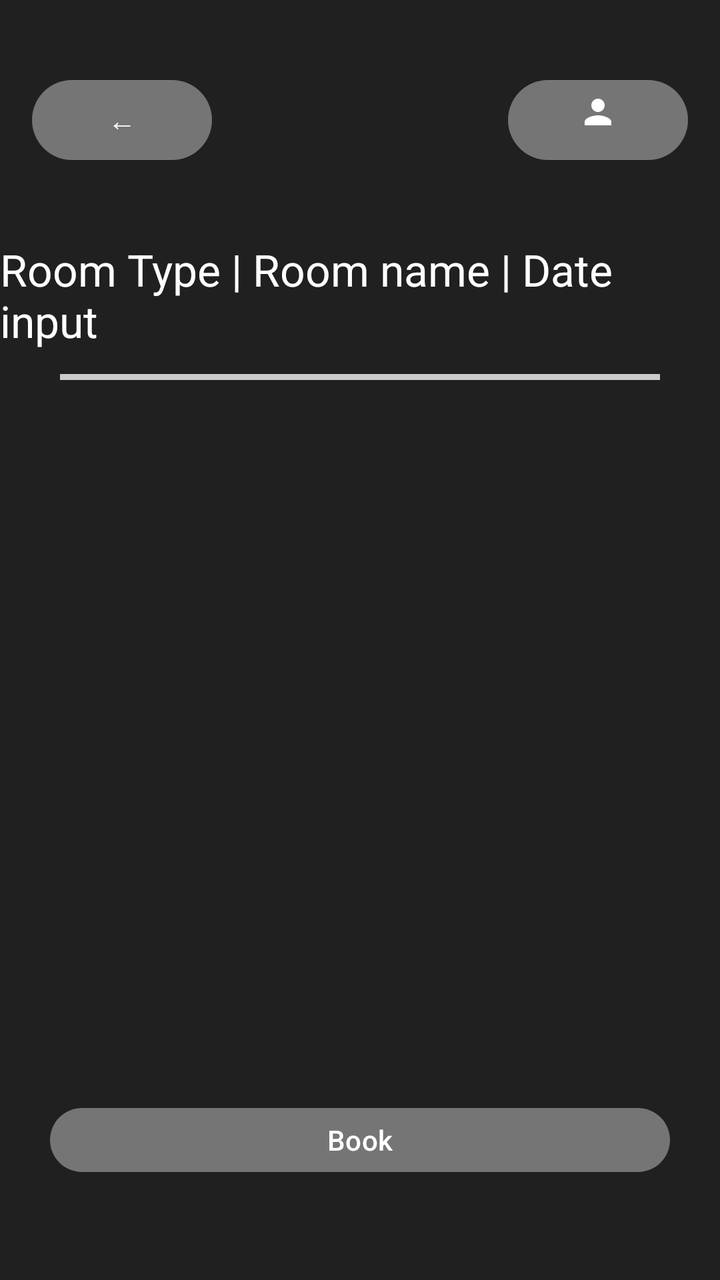
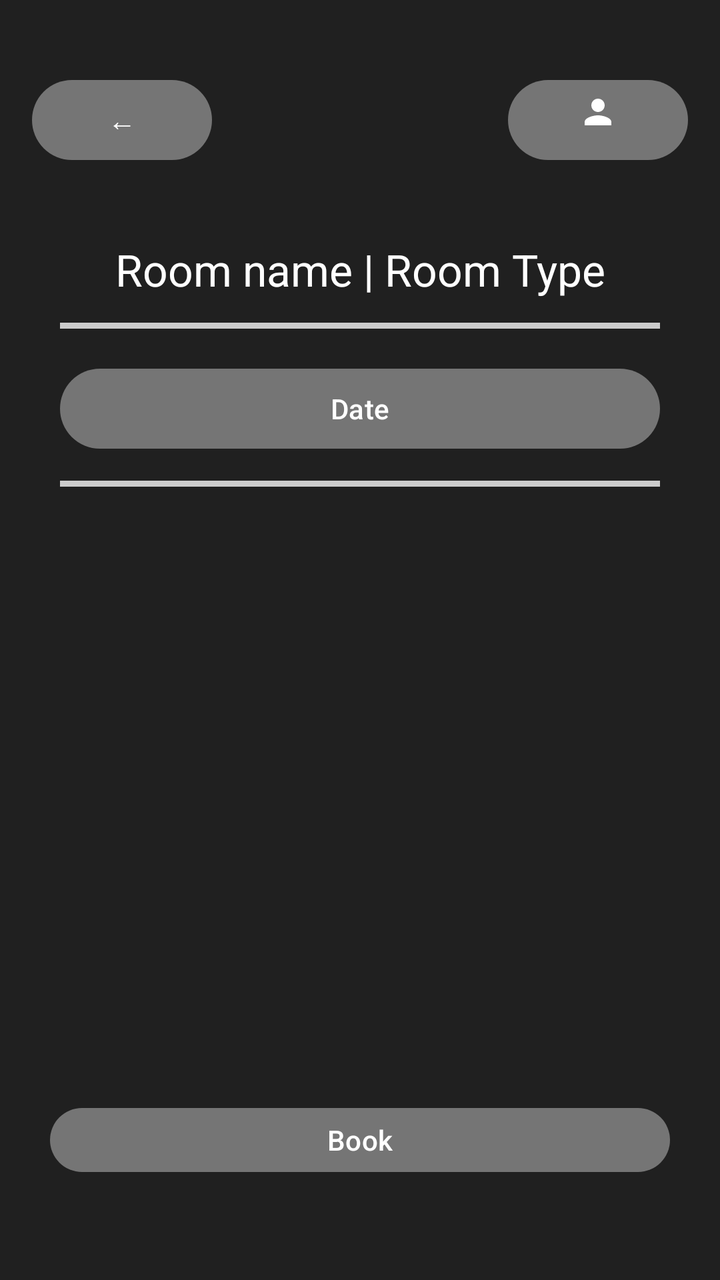

Screens rendered from an Android XML layout before and after an edit, with the pre-edit source and the edit as a unified diff.
<!-- AndroidManifest.xml: application theme Theme.RoomBookingApplication -->
<!-- res/layout/emp_03_room.xml -->
<?xml version="1.0" encoding="utf-8"?>
<androidx.constraintlayout.widget.ConstraintLayout xmlns:android="http://schemas.android.com/apk/res/android"
    xmlns:app="http://schemas.android.com/apk/res-auto"
    xmlns:tools="http://schemas.android.com/tools"
    android:id="@+id/main"
    android:layout_width="match_parent"
    android:layout_height="match_parent"
    android:background="#202020"
    tools:context=".MainActivity">

    <com.google.android.material.button.MaterialButton
        android:id="@+id/btnBack"
        android:layout_width="90dp"
        android:layout_height="48dp"
        android:layout_marginStart="16dp"
        android:layout_marginTop="36dp"
        android:text="←"
        android:textAllCaps="false"
        app:backgroundTint="#757575"
        app:cornerRadius="20dp"
        app:layout_constraintStart_toStartOf="parent"
        app:layout_constraintTop_toTopOf="parent" />

    <com.google.android.material.button.MaterialButton
        android:id="@+id/btnAccount"
        android:layout_width="90dp"
        android:layout_height="48dp"
        android:layout_marginEnd="16dp"
        android:layout_marginTop="36dp"
        android:contextClickable="false"
        android:textAllCaps="false"
        app:backgroundTint="#757575"
        app:cornerRadius="20dp"
        app:layout_constraintEnd_toEndOf="parent"
        app:layout_constraintTop_toTopOf="parent"

        app:icon="@drawable/baseline_person_24"
        app:iconGravity="textTop"
        app:iconSize="20dp" />

    <TextView
        android:id="@+id/textView"
        android:layout_width="wrap_content"
        android:layout_height="wrap_content"
        android:layout_marginTop="36dp"
        android:text="Room Type | Room name | Date input"
        android:textAppearance="@style/TextAppearance.AppCompat.Large"
        android:textColor="#FFFFFf"
        app:layout_constraintEnd_toEndOf="parent"
        app:layout_constraintStart_toStartOf="parent"
        app:layout_constraintTop_toBottomOf="@id/btnBack" />


    <com.google.android.material.divider.MaterialDivider
        android:id="@+id/titleDivider"
        android:layout_width="300dp"
        android:layout_height="3dp"
        android:layout_marginTop="12dp"
        app:dividerColor="#CCCCCC"
        app:layout_constraintEnd_toEndOf="parent"
        app:layout_constraintStart_toStartOf="parent"
        app:layout_constraintTop_toBottomOf="@id/textView" />

    <com.google.android.material.button.MaterialButton
        android:id="@+id/btnBook"
        android:layout_width="310dp"
        android:layout_height="40dp"
        android:layout_weight="1"
        android:contextClickable="false"
        android:text="Book"
        android:textAllCaps="false"
        app:backgroundTint="#757575"
        app:cornerRadius="20dp"
        app:layout_constraintBottom_toBottomOf="parent"
        app:layout_constraintEnd_toEndOf="parent"
        app:layout_constraintStart_toStartOf="parent"
        android:layout_marginBottom="50dp"

        />


</androidx.constraintlayout.widget.ConstraintLayout>
<!-- resources referenced by this layout -->
<resources>
  <!-- drawable baseline_person_24 (drawable) -->
  <vector xmlns:android="http://schemas.android.com/apk/res/android" android:height="24dp" android:tint="#000000" android:viewportHeight="24" android:viewportWidth="24" android:width="24dp">
        
      <path android:fillColor="@android:color/white" android:pathData="M12,12c2.21,0 4,-1.79 4,-4s-1.79,-4 -4,-4 -4,1.79 -4,4 1.79,4 4,4zM12,14c-2.67,0 -8,1.34 -8,4v2h16v-2c0,-2.66 -5.33,-4 -8,-4z"/>
      
  </vector>
  <style name="Theme.RoomBookingApplication" parent="Base.Theme.RoomBookingApplication" />
  <style name="Base.Theme.RoomBookingApplication" parent="Theme.Material3.DayNight.NoActionBar">
          
          
      </style>
</resources>

<!-- the commit's change to res/layout/emp_03_room.xml (unified diff, before → after) -->
@@ -43,13 +43,26 @@
         android:layout_width="wrap_content"
         android:layout_height="wrap_content"
         android:layout_marginTop="36dp"
-        android:text="Room Type | Room name | Date input"
+        android:text="Room name | Room Type"
         android:textAppearance="@style/TextAppearance.AppCompat.Large"
         android:textColor="#FFFFFf"
         app:layout_constraintEnd_toEndOf="parent"
         app:layout_constraintStart_toStartOf="parent"
         app:layout_constraintTop_toBottomOf="@id/btnBack" />
 
+    <com.google.android.material.button.MaterialButton
+        android:id="@+id/btnDateInput"
+        android:layout_width="@id/titleDivider"
+        android:layout_height="48dp"
+        android:layout_marginTop="16dp"
+        android:text="Date"
+        android:textAllCaps="false"
+        android:textColor="#FFFFFF"
+        app:backgroundTint="#757575"
+        app:cornerRadius="20dp"
+        app:layout_constraintEnd_toEndOf="@id/titleDivider"
+        app:layout_constraintStart_toStartOf="@id/titleDivider"
+        app:layout_constraintTop_toBottomOf="@id/titleDivider" />
 
     <com.google.android.material.divider.MaterialDivider
         android:id="@+id/titleDivider"
@@ -60,6 +73,17 @@
         app:layout_constraintEnd_toEndOf="parent"
         app:layout_constraintStart_toStartOf="parent"
         app:layout_constraintTop_toBottomOf="@id/textView" />
+
+    <com.google.android.material.divider.MaterialDivider
+        android:id="@+id/titleDivider2"
+        android:layout_width="300dp"
+        android:layout_height="3dp"
+        android:layout_marginTop="12dp"
+        app:dividerColor="#CCCCCC"
+        app:layout_constraintEnd_toEndOf="parent"
+        app:layout_constraintStart_toStartOf="parent"
+        app:layout_constraintTop_toBottomOf="@id/btnDateInput" />
+
 
     <com.google.android.material.button.MaterialButton
         android:id="@+id/btnBook"
